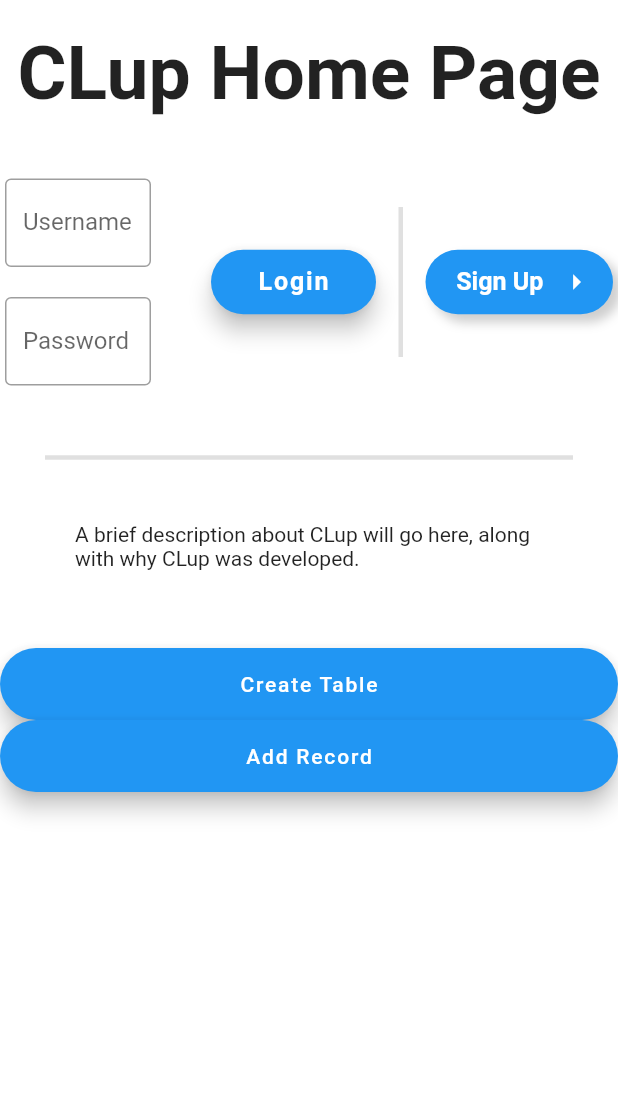
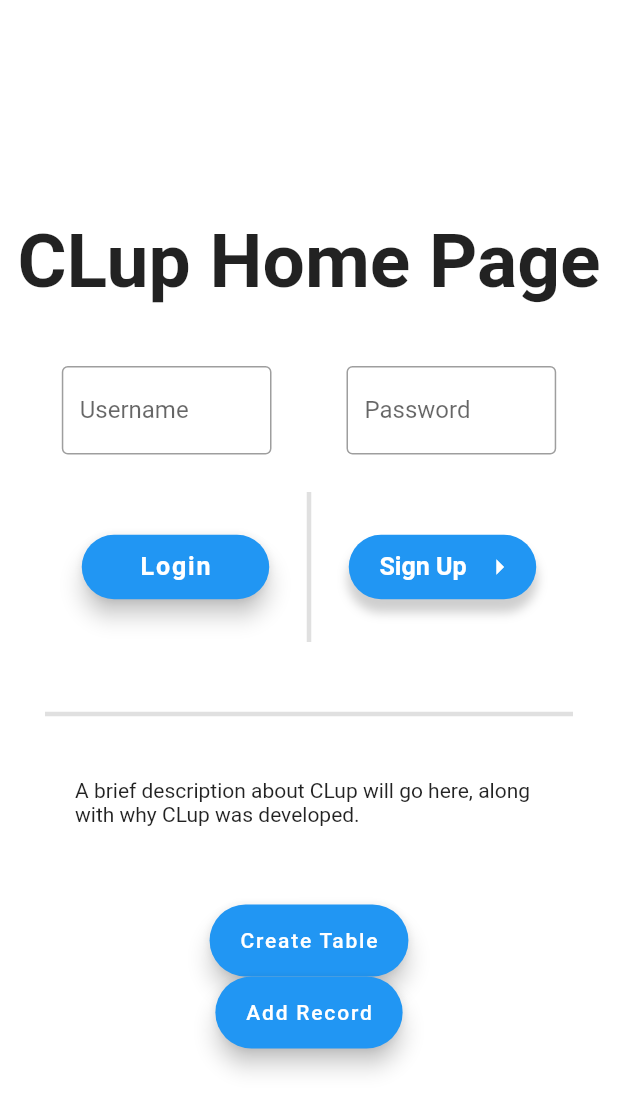
Before and after one commit to Hunter-Chambers/CLup, a Flutter app: the screen it shows after launch, on a phone screen of 412 x 824 dp. Shown: the top 1111 px of the screen. Run offline on Flutter 3.47's test engine with Material 2 defaults, Android fonts, the phone set to English and light mode, and no system bars; our stand-ins replace fluttertoast, qr_flutter; missing offline and left inert: dart:html.

Commit message:
Finished initial HomePage UI updates

```diff
--- a/clup/lib/HomePage.dart
+++ b/clup/lib/HomePage.dart
@@ -48,13 +48,16 @@ class _HomePageState extends State<HomePage> {
   // shadow for the sign up button
   BoxShadow signupShadow = BoxShadow(
     color: Colors.grey.withOpacity(0.5),
-    spreadRadius: 0.5,
+    spreadRadius: 0.8,
     blurRadius: 5,
-    offset: Offset(5, 5),
+    offset: Offset(0, 8),
   );
 
   // ******************************************
   // test functions
+  double textfieldWidth(double width) {
+    return (width >= 600) ? width / 4 : width / 2.5;
+  }
   // ******************************************
 
   @override
@@ -81,14 +84,11 @@ class _HomePageState extends State<HomePage> {
           color: Colors.white,
           height: bodyHeight,
           width: width,
-          // ******************************************
-          //height: 500,
-          //width: 700,
-          // ******************************************
 
           // putting the items in a listview allows for resizing
           // the window without receiving any errors
-          child: ListView(
+          child: Column(
+            mainAxisAlignment: MainAxisAlignment.center,
             children: <Widget>[
               // the title of the page
               Container(
@@ -104,21 +104,17 @@ class _HomePageState extends State<HomePage> {
               ),
 
               // holds our text fields and buttons
-              Row(
+              Column(
+                children: <Widget>[
+                  // holds the text fields in a row
+                  Container(
+                    child: Row(
                       mainAxisAlignment: MainAxisAlignment.center,
-                children: <Widget>[
-                  // holds the text fields in a column
-                  Container(
-                    padding: EdgeInsets.fromLTRB(0, 0, 40, 0),
-                    // ******************************************
-                    //width: 200,
-                    // ******************************************
-                    width: width / 3,
-                    child: Column(
                       children: <Widget>[
                         // username field
                         Container(
-                          padding: EdgeInsets.fromLTRB(0, 0, 0, 10),
+                          padding: EdgeInsets.only(right: 25),
+                          width: textfieldWidth(width),
                           child: TextField(
                             key: Key("userField"),
                             controller: _usernameController,
@@ -131,7 +127,8 @@ class _HomePageState extends State<HomePage> {
 
                         // password field
                         Container(
-                          padding: EdgeInsets.fromLTRB(0, 10, 0, 0),
+                          padding: EdgeInsets.only(left: 25),
+                          width: textfieldWidth(width),
                           child: TextField(
                             key: Key("passField"),
                             obscureText: true,
@@ -146,19 +143,23 @@ class _HomePageState extends State<HomePage> {
                     ),
                   ),
 
+                  // holds the buttons in a row
+                  Container(
+                    child: Row(
+                      mainAxisAlignment: MainAxisAlignment.center,
+                      children: <Widget>[
                         // Login button
                         Container(
-                    padding: EdgeInsets.fromLTRB(0, 0, 15, 0),
-                    // ******************************************
+                          margin: EdgeInsets.only(top: 25, right: 25),
                           height: 43,
-                    width: 960 / 6 - 35,
-                    // ******************************************
+                          width: 125,
                           child: FloatingActionButton.extended(
                             heroTag: "LoginBtn",
                             onPressed: () async {
                               _showLoadingIndicator();
 
-                        String result = await widget.services.attemptLogin(
+                              String result =
+                                  await widget.services.attemptLogin(
                                 _usernameController.text,
                                 _passwordController.text,
                               );
@@ -173,11 +174,11 @@ class _HomePageState extends State<HomePage> {
                                     "Login Failed", "Connection timed out");
                               } else if (result == "unexpected error") {
                                 _hideLoadingIndicator();
-                          _showAlertMessage(
-                              "Login Failed", "An unexpected error occurred");
+                                _showAlertMessage("Login Failed",
+                                    "An unexpected error occurred");
                               } else {
-                          String userRecord =
-                              await widget.services.attemptLoadProfile(result);
+                                String userRecord = await widget.services
+                                    .attemptLoadProfile(result);
 
                                 if (userRecord == "failure") {
                                   _hideLoadingIndicator();
@@ -187,8 +188,8 @@ class _HomePageState extends State<HomePage> {
                                   _hideLoadingIndicator();
 
                                   Map<String, dynamic> payload = json.decode(
-                                ascii.decode(base64.decode(
-                                    base64.normalize(result.split(".")[1]))));
+                                      ascii.decode(base64.decode(base64
+                                          .normalize(result.split(".")[1]))));
                                   Map<String, dynamic> recordValues =
                                       json.decode(userRecord);
 
@@ -196,14 +197,18 @@ class _HomePageState extends State<HomePage> {
                                     customerProfile
                                         .getTextController("username")
                                         .text = recordValues["username"];
-                              customerProfile.getTextController("fname").text =
-                                  recordValues["fname"];
-                              customerProfile.getTextController("lname").text =
-                                  recordValues["lname"];
-                              customerProfile.getTextController("email").text =
-                                  recordValues["email"];
-                              customerProfile.getTextController("phone").text =
-                                  recordValues["phone"];
+                                    customerProfile
+                                        .getTextController("fname")
+                                        .text = recordValues["fname"];
+                                    customerProfile
+                                        .getTextController("lname")
+                                        .text = recordValues["lname"];
+                                    customerProfile
+                                        .getTextController("email")
+                                        .text = recordValues["email"];
+                                    customerProfile
+                                        .getTextController("phone")
+                                        .text = recordValues["phone"];
 
                                     return Navigator.push(
                                       context,
@@ -217,23 +222,30 @@ class _HomePageState extends State<HomePage> {
                                       ),
                                     );
                                   } else {
-                              storeProfile.getTextController("username").text =
-                                  recordValues["username"];
-                              storeProfile.getTextController("open_time").text =
-                                  recordValues["open_time"];
+                                    storeProfile
+                                        .getTextController("username")
+                                        .text = recordValues["username"];
+                                    storeProfile
+                                        .getTextController("open_time")
+                                        .text = recordValues["open_time"];
                                     storeProfile
                                         .getTextController("close_time")
                                         .text = recordValues["close_time"];
-                              storeProfile.getTextController("capacity").text =
-                                  recordValues["capacity"];
-                              storeProfile.getTextController("address").text =
-                                  recordValues["address"];
-                              storeProfile.getTextController("city").text =
-                                  recordValues["city"];
-                              storeProfile.getTextController("state").text =
-                                  recordValues["state"];
-                              storeProfile.getTextController("zipcode").text =
-                                  recordValues["zipcode"];
+                                    storeProfile
+                                        .getTextController("capacity")
+                                        .text = recordValues["capacity"];
+                                    storeProfile
+                                        .getTextController("address")
+                                        .text = recordValues["address"];
+                                    storeProfile
+                                        .getTextController("city")
+                                        .text = recordValues["city"];
+                                    storeProfile
+                                        .getTextController("state")
+                                        .text = recordValues["state"];
+                                    storeProfile
+                                        .getTextController("zipcode")
+                                        .text = recordValues["zipcode"];
 
                                     Navigator.push(
                                       context,
@@ -262,6 +274,7 @@ class _HomePageState extends State<HomePage> {
 
                         // vertical divider
                         Container(
+                          margin: EdgeInsets.only(top: 25),
                           color: Color.fromARGB(255, 224, 224, 224),
                           width: 3,
                           height: 100,
@@ -269,11 +282,9 @@ class _HomePageState extends State<HomePage> {
 
                         // holds the sign-up button
                         Container(
-                    margin: EdgeInsets.only(left: 15),
-                    // ******************************************
+                          margin: EdgeInsets.only(top: 25, left: 25),
                           height: 43,
-                    width: 960 / 6 - 35,
-                    // ******************************************
+                          width: 125,
 
                           // this gives the button the blue, rounded look
                           // as well as a shadow
@@ -309,7 +320,8 @@ class _HomePageState extends State<HomePage> {
                                   children: <Widget>[
                                     // signup text
                                     Container(
-                                padding: EdgeInsets.fromLTRB(20, 12, 10, 12),
+                                      padding:
+                                          EdgeInsets.fromLTRB(20, 12, 10, 12),
                                       child: Text(
                                         "Sign Up",
                                         style: TextStyle(
@@ -343,7 +355,8 @@ class _HomePageState extends State<HomePage> {
                                 },
 
                                 // list of items
-                          itemBuilder: (context) => <PopupMenuEntry<String>>[
+                                itemBuilder: (context) =>
+                                    <PopupMenuEntry<String>>[
                                   PopupMenuItem<String>(
                                     value: "Customer",
                                     child: Text("Customer"),
@@ -355,6 +368,9 @@ class _HomePageState extends State<HomePage> {
                                 ],
                               ),
                             ),
+                          ),
+                        ),
+                      ],
                     ),
                   ),
                 ],
@@ -432,18 +448,18 @@ class _HomePageState extends State<HomePage> {
       setState(() {
         signupShadow = BoxShadow(
           color: Colors.grey.withOpacity(0.5),
-          spreadRadius: 3,
-          blurRadius: 10,
-          offset: Offset(5, 5),
+          spreadRadius: 0.8,
+          blurRadius: 8,
+          offset: Offset(0, 10),
         );
       });
     } else {
       setState(() {
         signupShadow = BoxShadow(
           color: Colors.grey.withOpacity(0.5),
-          spreadRadius: 0.5,
+          spreadRadius: 0.8,
           blurRadius: 5,
-          offset: Offset(5, 5),
+          offset: Offset(0, 8),
         );
       });
     }
```
Lines whose indentation alone changed are shown as unchanged.
